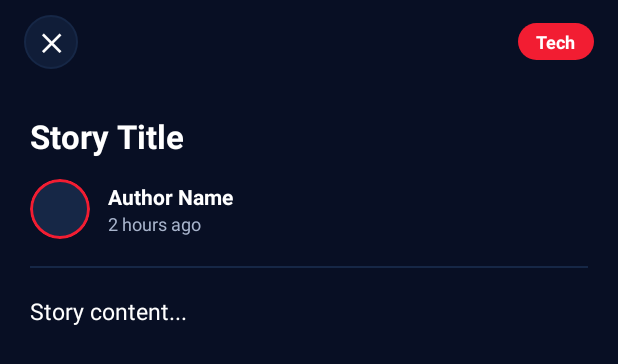
After one commit to Dev124421/Dev_Kotlin_Task_3, an Android app: the layout dialog_blog_reader.xml on its own in the app's theme, with its tools: preview values and no code run, on a phone screen of 412 x 824 dp. The commit adds this screen. Shown: the top 364 px of the screen. Run offline under Robolectric (Android 15) with nearby library versions, the phone set to English and light mode, and no system bars.

Commit message:
Added image usage

```diff
--- a/app/src/main/java/com/example/task_3/Blog.kt
+++ b/app/src/main/java/com/example/task_3/Blog.kt
@@ -8,6 +8,7 @@ data class Blog(
     val imageUrl: String = "",
     val author: String = "Anonymous",
     val authorId: String = "",
+    val authorPhotoUrl: String = "",
     val likesCount: Long = 0,
     val commentsCount: Long = 0,
     val timestamp: Long = System.currentTimeMillis(),
--- a/app/src/main/java/com/example/task_3/MainActivity.kt
+++ b/app/src/main/java/com/example/task_3/MainActivity.kt
@@ -97,6 +97,11 @@ class MainActivity : AppCompatActivity() {
 
                 if (task.isSuccessful) {
                     val uid = auth.currentUser?.uid ?: ""
+                    val profileUpdates = com.google.firebase.auth.UserProfileChangeRequest.Builder()
+                        .setDisplayName(name)
+                        .build()
+                    auth.currentUser?.updateProfile(profileUpdates)
+
                     val userData = hashMapOf(
                         "uid" to uid,
                         "name" to name,
--- a/app/src/main/java/com/example/task_3/UserItem.kt
+++ b/app/src/main/java/com/example/task_3/UserItem.kt
@@ -5,5 +5,6 @@ data class UserItem(
     val name: String = "",
     val username: String = "",
     val bio: String = "",
-    var followStatus: String = "none" // "none", "pending", "accepted", "removed"
+    var followStatus: String = "none", // "none", "pending", "accepted", "removed"
+    val photoUrl: String = ""
 )
--- /dev/null
+++ b/app/src/main/res/layout/dialog_blog_reader.xml
@@ -0,0 +1,141 @@
+<?xml version="1.0" encoding="utf-8"?>
+<androidx.coordinatorlayout.widget.CoordinatorLayout
+    xmlns:android="http://schemas.android.com/apk/res/android"
+    xmlns:app="http://schemas.android.com/apk/res-auto"
+    android:layout_width="match_parent"
+    android:layout_height="match_parent"
+    android:background="@color/primary_background">
+
+    <androidx.core.widget.NestedScrollView
+        android:layout_width="match_parent"
+        android:layout_height="match_parent"
+        android:fillViewport="true">
+
+        <LinearLayout
+            android:layout_width="match_parent"
+            android:layout_height="wrap_content"
+            android:orientation="vertical">
+
+            <!-- Top Header Bar with Close Button -->
+            <RelativeLayout
+                android:layout_width="match_parent"
+                android:layout_height="56dp"
+                android:paddingHorizontal="16dp">
+
+                <TextView
+                    android:id="@+id/btnReaderClose"
+                    android:layout_width="36dp"
+                    android:layout_height="36dp"
+                    android:layout_alignParentStart="true"
+                    android:layout_centerVertical="true"
+                    android:background="@drawable/bg_pill_filter_unselected"
+                    android:gravity="center"
+                    android:text="✕"
+                    android:textColor="@color/primary_text"
+                    android:textSize="16sp"
+                    android:textStyle="bold" />
+
+                <TextView
+                    android:id="@+id/tvReaderCategory"
+                    android:layout_width="wrap_content"
+                    android:layout_height="wrap_content"
+                    android:layout_alignParentEnd="true"
+                    android:layout_centerVertical="true"
+                    android:background="@drawable/bg_pill_filter_selected"
+                    android:paddingHorizontal="12dp"
+                    android:paddingVertical="4dp"
+                    android:text="Tech"
+                    android:textColor="@color/white"
+                    android:textSize="12sp"
+                    android:textStyle="bold" />
+            </RelativeLayout>
+
+            <!-- Cover Image -->
+            <com.google.android.material.imageview.ShapeableImageView
+                android:id="@+id/ivReaderCover"
+                android:layout_width="match_parent"
+                android:layout_height="220dp"
+                android:layout_marginHorizontal="16dp"
+                android:layout_marginTop="8dp"
+                android:scaleType="centerCrop"
+                android:visibility="gone"
+                app:shapeAppearanceOverlay="@style/ShapeAppearance.Material3.Corner.Medium" />
+
+            <LinearLayout
+                android:layout_width="match_parent"
+                android:layout_height="wrap_content"
+                android:orientation="vertical"
+                android:padding="20dp">
+
+                <!-- Title -->
+                <TextView
+                    android:id="@+id/tvReaderTitle"
+                    android:layout_width="match_parent"
+                    android:layout_height="wrap_content"
+                    android:text="Story Title"
+                    android:textColor="@color/primary_text"
+                    android:textSize="22sp"
+                    android:textStyle="bold" />
+
+                <!-- Author & Time Row -->
+                <LinearLayout
+                    android:layout_width="match_parent"
+                    android:layout_height="wrap_content"
+                    android:layout_marginTop="14dp"
+                    android:gravity="center_vertical"
+                    android:orientation="horizontal">
+
+                    <com.google.android.material.imageview.ShapeableImageView
+                        android:id="@+id/ivReaderAuthorAvatar"
+                        android:layout_width="40dp"
+                        android:layout_height="40dp"
+                        android:scaleType="centerCrop"
+                        android:background="@drawable/bg_avatar_placeholder"
+                        app:shapeAppearanceOverlay="@style/ShapeAppearance.Material3.Corner.Full" />
+
+                    <LinearLayout
+                        android:layout_width="0dp"
+                        android:layout_height="wrap_content"
+                        android:layout_marginStart="12dp"
+                        android:layout_weight="1"
+                        android:orientation="vertical">
+
+                        <TextView
+                            android:id="@+id/tvReaderAuthor"
+                            android:layout_width="wrap_content"
+                            android:layout_height="wrap_content"
+                            android:text="Author Name"
+                            android:textColor="@color/primary_text"
+                            android:textSize="14sp"
+                            android:textStyle="bold" />
+
+                        <TextView
+                            android:id="@+id/tvReaderTime"
+                            android:layout_width="wrap_content"
+                            android:layout_height="wrap_content"
+                            android:text="2 hours ago"
+                            android:textColor="@color/secondary_text"
+                            android:textSize="12sp" />
+                    </LinearLayout>
+                </LinearLayout>
+
+                <View
+                    android:layout_width="match_parent"
+                    android:layout_height="1dp"
+                    android:layout_marginVertical="18dp"
+                    android:background="@color/card_surface" />
+
+                <!-- Full Story Content -->
+                <TextView
+                    android:id="@+id/tvReaderContent"
+                    android:layout_width="match_parent"
+                    android:layout_height="wrap_content"
+                    android:lineSpacingExtra="6dp"
+                    android:text="Story content..."
+                    android:textColor="@color/primary_text"
+                    android:textSize="15sp" />
+            </LinearLayout>
+        </LinearLayout>
+    </androidx.core.widget.NestedScrollView>
+
+</androidx.coordinatorlayout.widget.CoordinatorLayout>
```
Also changed, not shown: app/src/main/java/com/example/task_3/BlogRecyclerAdapter.kt (+10 -0 lines), app/src/main/java/com/example/task_3/UserSearchAdapter.kt (+23 -3 lines), app/src/main/java/com/example/task_3/add_data.kt (+78 -7 lines), app/src/main/java/com/example/task_3/discover.kt (+61 -2 lines), app/src/main/java/com/example/task_3/home.kt (+57 -1 lines), app/src/main/java/com/example/task_3/profile.kt (+99 -1 lines), app/src/main/res/layout/activity_add_data.xml (+15 -0 lines), app/src/main/res/layout/item_blog.xml (+5 -3 lines), app/src/main/res/layout/item_user_search.xml (+10 -1 lines).
